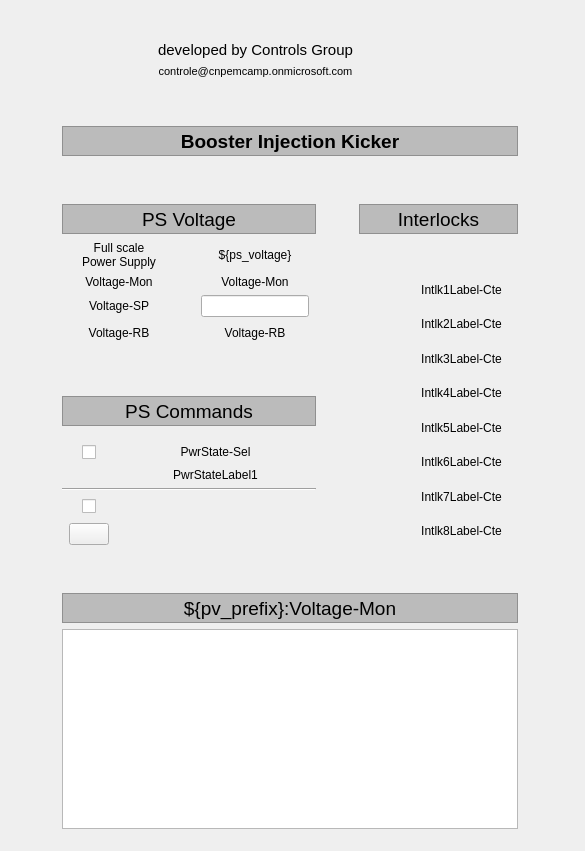
The window that software/pydm/displays/kicker.ui (lnls-sirius/SPIxCONV) describes before a commit, drawn with Qt 5.
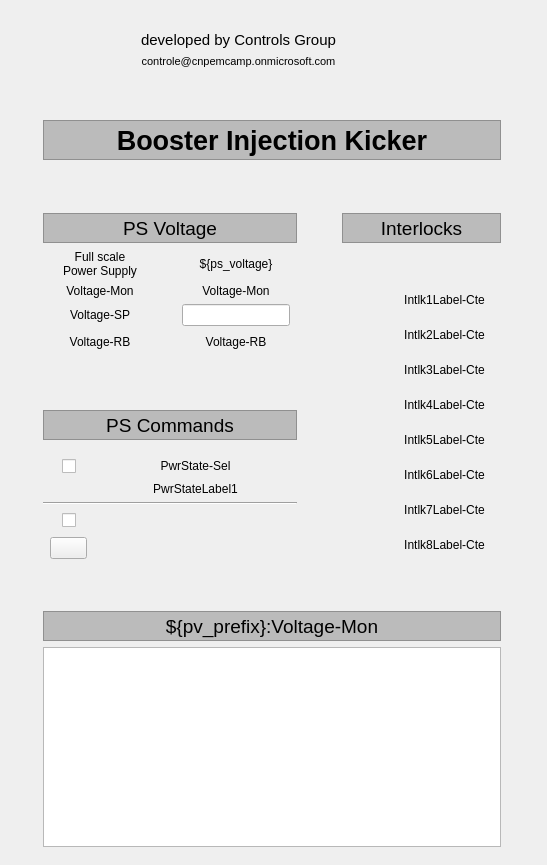
The same window after the commit. Icons and pictures are not drawn. Custom widgets are drawn as their Qt base class.

Patch:
```diff
--- a/software/pydm/displays/kicker.ui
+++ b/software/pydm/displays/kicker.ui
@@ -6,8 +6,8 @@
    <rect>
     <x>0</x>
     <y>0</y>
-    <width>585</width>
-    <height>851</height>
+    <width>547</width>
+    <height>865</height>
    </rect>
   </property>
   <property name="windowTitle">
@@ -16,10 +16,10 @@
   <widget class="QWidget" name="gridLayoutWidget_5">
    <property name="geometry">
     <rect>
-     <x>30</x>
-     <y>30</y>
-     <width>520</width>
-     <height>799</height>
+     <x>10</x>
+     <y>20</y>
+     <width>524</width>
+     <height>827</height>
     </rect>
    </property>
    <layout class="QGridLayout" name="gridLayout_5">
@@ -44,13 +44,13 @@
       <property name="minimumSize">
        <size>
         <width>0</width>
-        <height>30</height>
+        <height>40</height>
        </size>
       </property>
       <property name="maximumSize">
        <size>
         <width>16777215</width>
-        <height>30</height>
+        <height>50</height>
        </size>
       </property>
       <property name="palette">
@@ -471,7 +471,7 @@
       <property name="font">
        <font>
         <family>Cantarell</family>
-        <pointsize>14</pointsize>
+        <pointsize>20</pointsize>
         <weight>75</weight>
         <bold>true</bold>
        </font>
@@ -2597,6 +2597,12 @@
       </item>
       <item row="6" column="1" colspan="3">
        <widget class="PyDMPushButton" name="PyDMPushButton_2">
+        <property name="maximumSize">
+         <size>
+          <width>37</width>
+          <height>16777215</height>
+         </size>
+        </property>
         <property name="toolTip">
          <string/>
         </property>
@@ -3794,16 +3800,16 @@
   </widget>
  </widget>
  <customwidgets>
+  <customwidget>
+   <class>PyDMTimePlot</class>
+   <extends>QGraphicsView</extends>
+   <header>pydm.widgets.timeplot</header>
+  </customwidget>
   <customwidget>
    <class>PyDMLabel</class>
    <extends>QLabel</extends>
    <header>pydm.widgets.label</header>
   </customwidget>
-  <customwidget>
-   <class>PyDMPushButton</class>
-   <extends>QPushButton</extends>
-   <header>pydm.widgets.pushbutton</header>
-  </customwidget>
   <customwidget>
    <class>PyDMLineEdit</class>
    <extends>QLineEdit</extends>
@@ -3814,16 +3820,16 @@
    <extends>QWidget</extends>
    <header>pydm.widgets.byte</header>
   </customwidget>
+  <customwidget>
+   <class>PyDMPushButton</class>
+   <extends>QPushButton</extends>
+   <header>pydm.widgets.pushbutton</header>
+  </customwidget>
   <customwidget>
    <class>PyDMCheckbox</class>
    <extends>QCheckBox</extends>
    <header>pydm.widgets.checkbox</header>
   </customwidget>
-  <customwidget>
-   <class>PyDMTimePlot</class>
-   <extends>QGraphicsView</extends>
-   <header>pydm.widgets.timeplot</header>
-  </customwidget>
  </customwidgets>
  <resources>
   <include location="../images/logo.qrc"/>
```
Left out of the diff: 42 changed lines with no effect on the pictures.
